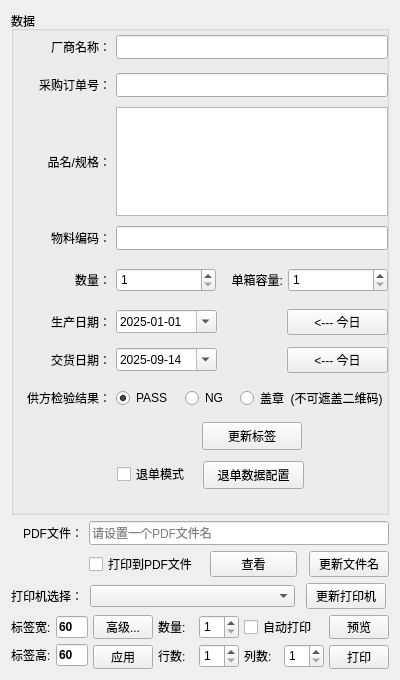
Old version of the form FramePrintControl.ui in the repository wlffeng2008/AkkoLabelPrinter.
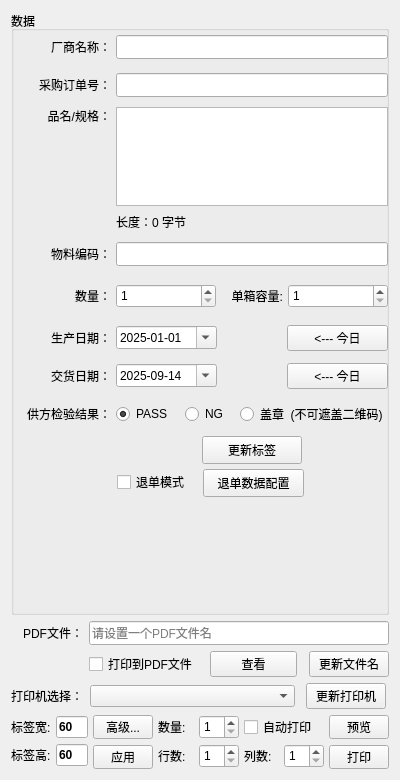
New version of the form.

```diff
--- a/FramePrintControl.ui
+++ b/FramePrintControl.ui
@@ -7,19 +7,19 @@
     <x>0</x>
     <y>0</y>
     <width>400</width>
-    <height>680</height>
+    <height>780</height>
    </rect>
   </property>
   <property name="minimumSize">
    <size>
     <width>400</width>
-    <height>680</height>
+    <height>780</height>
    </size>
   </property>
   <property name="maximumSize">
    <size>
     <width>400</width>
-    <height>680</height>
+    <height>780</height>
    </size>
   </property>
   <property name="windowTitle">
@@ -694,10 +694,10 @@
           <x>4</x>
           <y>2</y>
           <width>376</width>
-          <height>421</height>
+          <height>433</height>
          </rect>
         </property>
-        <layout class="QGridLayout" name="gridLayout" rowminimumheight="32,32,40,32,32,32,32,32,32">
+        <layout class="QGridLayout" name="gridLayout" rowminimumheight="32,32,40,20,32,32,32,32,32,0">
          <property name="leftMargin">
           <number>10</number>
          </property>
@@ -707,137 +707,6 @@
          <property name="horizontalSpacing">
           <number>5</number>
          </property>
-         <item row="0" column="0">
-          <widget class="QLabel" name="label300">
-           <property name="text">
-            <string>厂商名称：</string>
-           </property>
-           <property name="alignment">
-            <set>Qt::AlignRight|Qt::AlignTrailing|Qt::AlignVCenter</set>
-           </property>
-          </widget>
-         </item>
-         <item row="2" column="0">
-          <widget class="QLabel" name="label302">
-           <property name="text">
-            <string>品名/规格：</string>
-           </property>
-           <property name="alignment">
-            <set>Qt::AlignRight|Qt::AlignTrailing|Qt::AlignVCenter</set>
-           </property>
-          </widget>
-         </item>
-         <item row="5" column="0">
-          <widget class="QLabel" name="label305">
-           <property name="text">
-            <string>生产日期：</string>
-           </property>
-           <property name="alignment">
-            <set>Qt::AlignRight|Qt::AlignTrailing|Qt::AlignVCenter</set>
-           </property>
-          </widget>
-         </item>
-         <item row="2" column="1">
-          <widget class="QTextEdit" name="textEdit302">
-           <property name="minimumSize">
-            <size>
-             <width>0</width>
-             <height>72</height>
-            </size>
-           </property>
-          </widget>
-         </item>
-         <item row="6" column="1">
-          <layout class="QHBoxLayout" name="horizontalLayout_4">
-           <property name="spacing">
-            <number>70</number>
-           </property>
-           <item>
-            <widget class="QDateTimeEdit" name="dateTimeEdit1">
-             <property name="dateTime">
-              <datetime>
-               <hour>0</hour>
-               <minute>0</minute>
-               <second>0</second>
-               <year>2025</year>
-               <month>9</month>
-               <day>14</day>
-              </datetime>
-             </property>
-             <property name="minimumDateTime">
-              <datetime>
-               <hour>0</hour>
-               <minute>0</minute>
-               <second>0</second>
-               <year>2025</year>
-               <month>9</month>
-               <day>14</day>
-              </datetime>
-             </property>
-             <property name="displayFormat">
-              <string>yyyy-MM-dd</string>
-             </property>
-             <property name="calendarPopup">
-              <bool>true</bool>
-             </property>
-            </widget>
-           </item>
-           <item>
-            <widget class="QPushButton" name="pushButtonToday1">
-             <property name="cursor">
-              <cursorShape>PointingHandCursor</cursorShape>
-             </property>
-             <property name="text">
-              <string>&lt;--- 今日</string>
-             </property>
-            </widget>
-           </item>
-          </layout>
-         </item>
-         <item row="7" column="1">
-          <layout class="QHBoxLayout" name="horizontalLayout" stretch="0,1,0">
-           <property name="spacing">
-            <number>12</number>
-           </property>
-           <property name="sizeConstraint">
-            <enum>QLayout::SetDefaultConstraint</enum>
-           </property>
-           <item>
-            <widget class="QRadioButton" name="radioButton0">
-             <property name="text">
-              <string>PASS</string>
-             </property>
-             <property name="checked">
-              <bool>true</bool>
-             </property>
-            </widget>
-           </item>
-           <item>
-            <widget class="QRadioButton" name="radioButton1">
-             <property name="text">
-              <string>NG</string>
-             </property>
-            </widget>
-           </item>
-           <item>
-            <widget class="QRadioButton" name="radioButton2">
-             <property name="text">
-              <string>盖章  (不可遮盖二维码)</string>
-             </property>
-            </widget>
-           </item>
-          </layout>
-         </item>
-         <item row="3" column="0">
-          <widget class="QLabel" name="label303">
-           <property name="text">
-            <string>物料编码：</string>
-           </property>
-           <property name="alignment">
-            <set>Qt::AlignRight|Qt::AlignTrailing|Qt::AlignVCenter</set>
-           </property>
-          </widget>
-         </item>
          <item row="1" column="0">
           <widget class="QLabel" name="label301">
            <property name="text">
@@ -848,7 +717,7 @@
            </property>
           </widget>
          </item>
-         <item row="6" column="0">
+         <item row="7" column="0">
           <widget class="QLabel" name="label306">
            <property name="text">
             <string>交货日期：</string>
@@ -858,17 +727,17 @@
            </property>
           </widget>
          </item>
-         <item row="7" column="0">
-          <widget class="QLabel" name="label307">
-           <property name="text">
-            <string>供方检验结果：</string>
-           </property>
-           <property name="alignment">
-            <set>Qt::AlignRight|Qt::AlignTrailing|Qt::AlignVCenter</set>
+         <item row="0" column="1">
+          <widget class="QLineEdit" name="lineEdit300">
+           <property name="minimumSize">
+            <size>
+             <width>0</width>
+             <height>24</height>
+            </size>
            </property>
           </widget>
          </item>
-         <item row="4" column="1">
+         <item row="5" column="1">
           <layout class="QHBoxLayout" name="horizontalLayout_2">
            <property name="spacing">
             <number>5</number>
@@ -936,6 +805,122 @@
            </item>
           </layout>
          </item>
+         <item row="4" column="1">
+          <widget class="QLineEdit" name="lineEdit303">
+           <property name="minimumSize">
+            <size>
+             <width>0</width>
+             <height>24</height>
+            </size>
+           </property>
+          </widget>
+         </item>
+         <item row="8" column="1">
+          <layout class="QHBoxLayout" name="horizontalLayout" stretch="0,1,0">
+           <property name="spacing">
+            <number>12</number>
+           </property>
+           <property name="sizeConstraint">
+            <enum>QLayout::SetDefaultConstraint</enum>
+           </property>
+           <item>
+            <widget class="QRadioButton" name="radioButton0">
+             <property name="text">
+              <string>PASS</string>
+             </property>
+             <property name="checked">
+              <bool>true</bool>
+             </property>
+            </widget>
+           </item>
+           <item>
+            <widget class="QRadioButton" name="radioButton1">
+             <property name="text">
+              <string>NG</string>
+             </property>
+            </widget>
+           </item>
+           <item>
+            <widget class="QRadioButton" name="radioButton2">
+             <property name="text">
+              <string>盖章  (不可遮盖二维码)</string>
+             </property>
+            </widget>
+           </item>
+          </layout>
+         </item>
+         <item row="9" column="1" alignment="Qt::AlignHCenter">
+          <widget class="QPushButton" name="pushButtonGenLabel">
+           <property name="minimumSize">
+            <size>
+             <width>100</width>
+             <height>28</height>
+            </size>
+           </property>
+           <property name="maximumSize">
+            <size>
+             <width>100</width>
+             <height>28</height>
+            </size>
+           </property>
+           <property name="cursor">
+            <cursorShape>PointingHandCursor</cursorShape>
+           </property>
+           <property name="text">
+            <string>更新标签</string>
+           </property>
+          </widget>
+         </item>
+         <item row="2" column="0" alignment="Qt::AlignTop">
+          <widget class="QLabel" name="label302">
+           <property name="text">
+            <string>品名/规格：</string>
+           </property>
+           <property name="alignment">
+            <set>Qt::AlignRight|Qt::AlignTrailing|Qt::AlignVCenter</set>
+           </property>
+          </widget>
+         </item>
+         <item row="0" column="0">
+          <widget class="QLabel" name="label300">
+           <property name="text">
+            <string>厂商名称：</string>
+           </property>
+           <property name="alignment">
+            <set>Qt::AlignRight|Qt::AlignTrailing|Qt::AlignVCenter</set>
+           </property>
+          </widget>
+         </item>
+         <item row="4" column="0">
+          <widget class="QLabel" name="label303">
+           <property name="text">
+            <string>物料编码：</string>
+           </property>
+           <property name="alignment">
+            <set>Qt::AlignRight|Qt::AlignTrailing|Qt::AlignVCenter</set>
+           </property>
+          </widget>
+         </item>
+         <item row="8" column="0">
+          <widget class="QLabel" name="label307">
+           <property name="text">
+            <string>供方检验结果：</string>
+           </property>
+           <property name="alignment">
+            <set>Qt::AlignRight|Qt::AlignTrailing|Qt::AlignVCenter</set>
+           </property>
+          </widget>
+         </item>
+         <item row="6" column="0">
+          <widget class="QLabel" name="label305">
+           <property name="text">
+            <string>生产日期：</string>
+           </property>
+           <property name="alignment">
+            <set>Qt::AlignRight|Qt::AlignTrailing|Qt::AlignVCenter</set>
+           </property>
+          </widget>
+         </item>
          <item row="1" column="1">
           <widget class="QLineEdit" name="lineEdit301">
            <property name="minimumSize">
@@ -946,7 +931,17 @@
            </property>
           </widget>
          </item>
-         <item row="5" column="1">
+         <item row="5" column="0">
+          <widget class="QLabel" name="label304">
+           <property name="text">
+            <string>数量：</string>
+           </property>
+           <property name="alignment">
+            <set>Qt::AlignRight|Qt::AlignTrailing|Qt::AlignVCenter</set>
+           </property>
+          </widget>
+         </item>
+         <item row="6" column="1">
           <layout class="QHBoxLayout" name="horizontalLayout_3">
            <property name="spacing">
             <number>70</number>
@@ -983,55 +978,67 @@
            </item>
           </layout>
          </item>
-         <item row="0" column="1">
-          <widget class="QLineEdit" name="lineEdit300">
+         <item row="2" column="1">
+          <widget class="QTextEdit" name="textEdit302">
            <property name="minimumSize">
             <size>
              <width>0</width>
-             <height>24</height>
+             <height>72</height>
             </size>
            </property>
           </widget>
          </item>
+         <item row="7" column="1">
+          <layout class="QHBoxLayout" name="horizontalLayout_4">
+           <property name="spacing">
+            <number>70</number>
+           </property>
+           <item>
+            <widget class="QDateTimeEdit" name="dateTimeEdit1">
+             <property name="dateTime">
+              <datetime>
+               <hour>0</hour>
+               <minute>0</minute>
+               <second>0</second>
+               <year>2025</year>
+               <month>9</month>
+               <day>14</day>
+              </datetime>
+             </property>
+             <property name="minimumDateTime">
+              <datetime>
+               <hour>0</hour>
+               <minute>0</minute>
+               <second>0</second>
+               <year>2025</year>
+               <month>9</month>
+               <day>14</day>
+              </datetime>
+             </property>
+             <property name="displayFormat">
+              <string>yyyy-MM-dd</string>
+             </property>
+             <property name="calendarPopup">
+              <bool>true</bool>
+             </property>
+            </widget>
+           </item>
+           <item>
+            <widget class="QPushButton" name="pushButtonToday1">
+             <property name="cursor">
+              <cursorShape>PointingHandCursor</cursorShape>
+             </property>
+             <property name="text">
+              <string>&lt;--- 今日</string>
+             </property>
+            </widget>
+           </item>
+          </layout>
+         </item>
          <item row="3" column="1">
-          <widget class="QLineEdit" name="lineEdit303">
-           <property name="minimumSize">
-            <size>
-             <width>0</width>
-             <height>24</height>
-            </size>
-           </property>
-          </widget>
-         </item>
-         <item row="4" column="0">
-          <widget class="QLabel" name="label304">
+          <widget class="QLabel" name="labelNameLen">
            <property name="text">
-            <string>数量：</string>
-           </property>
-           <property name="alignment">
-            <set>Qt::AlignRight|Qt::AlignTrailing|Qt::AlignVCenter</set>
-           </property>
-          </widget>
-         </item>
-         <item row="8" column="1" alignment="Qt::AlignHCenter">
-          <widget class="QPushButton" name="pushButtonGenLabel">
-           <property name="minimumSize">
-            <size>
-             <width>100</width>
-             <height>28</height>
-            </size>
-           </property>
-           <property name="maximumSize">
-            <size>
-             <width>100</width>
-             <height>28</height>
-            </size>
-           </property>
-           <property name="cursor">
-            <cursorShape>PointingHandCursor</cursorShape>
-           </property>
-           <property name="text">
-            <string>更新标签</string>
+            <string>长度：0 字节</string>
            </property>
           </widget>
          </item>
@@ -1041,7 +1048,7 @@
         <property name="geometry">
          <rect>
           <x>104</x>
-          <y>434</y>
+          <y>442</y>
           <width>86</width>
           <height>22</height>
          </rect>
@@ -1054,7 +1061,7 @@
         <property name="geometry">
          <rect>
           <x>190</x>
-          <y>432</y>
+          <y>440</y>
           <width>101</width>
           <height>28</height>
          </rect>
```
